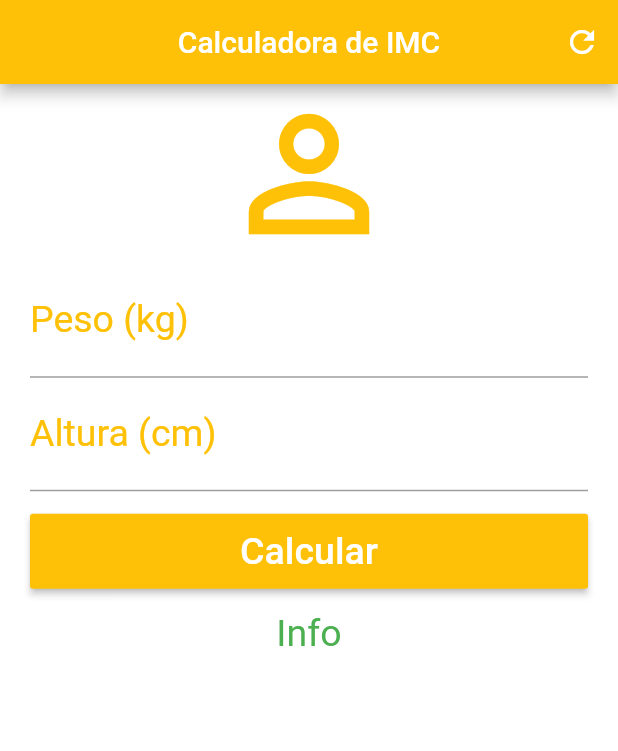
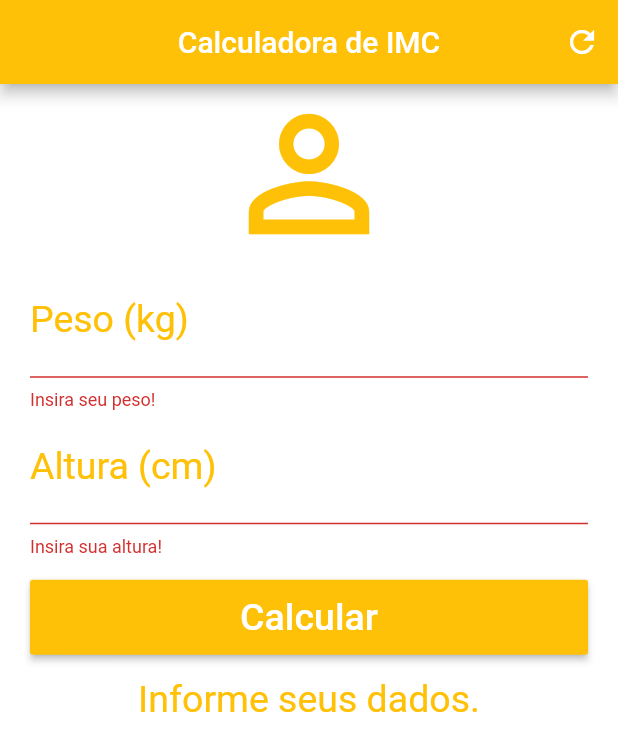
Before and after one commit to antoniofulg/bmi_calculator, a Flutter app: the screen it shows after launch, after a tap on "Calcular", on a phone screen of 412 x 824 dp. Shown: the top 751 px of the screen. Run offline on Flutter 3.47's test engine with Material 2 defaults, Android fonts, the phone set to English and light mode, and no system bars.

```diff
--- a/lib/main.dart
+++ b/lib/main.dart
@@ -10,6 +10,44 @@ class Home extends StatefulWidget {
 }
 
 class _HomeState extends State<Home> {
+
+  TextEditingController weightController = TextEditingController();
+  TextEditingController heightController = TextEditingController();
+
+  GlobalKey<FormState> _formKey = GlobalKey<FormState>();
+
+  String _infoText = "Informe seus dados.";
+
+  void _resetFields() {
+    weightController.text = "";
+    heightController.text = "";
+    setState(() {
+      _infoText = "Informe seus dados.";
+      _formKey = GlobalKey<FormState>();
+    });
+  }
+
+  void _calculate() {
+    setState(() {
+      double weight = double.parse(weightController.text);
+      double height = double.parse(heightController.text) / 100;
+      double imc = weight / (height * height);
+      if (imc < 18.6) {
+        _infoText = "Abaixo do peso (${imc.toStringAsPrecision(4)})";
+      } else if (imc >= 18.6 && imc < 24.9){
+        _infoText = "Peso ideal (${imc.toStringAsPrecision(4)})";
+      } else if (imc >= 24.9 && imc < 29.9){
+        _infoText = "Levemente acima do peso (${imc.toStringAsPrecision(4)})";
+      } else if (imc >= 29.9 && imc < 34.9){
+        _infoText = "Obesidade grau I (${imc.toStringAsPrecision(4)})";
+      } else if (imc >= 34.9 && imc < 39.9){
+        _infoText = "Obesidade grau II (${imc.toStringAsPrecision(4)})";
+      } else {
+        _infoText = "Obesidade grau III (${imc.toStringAsPrecision(4)})";
+      }
+    });
+  }
+
   @override
   Widget build(BuildContext context) {
     return Scaffold(
@@ -20,50 +58,69 @@ class _HomeState extends State<Home> {
         actions: <Widget>[
           IconButton(
             icon: Icon(Icons.refresh),
-            onPressed: () {},
+            onPressed: _resetFields,
           )
         ],
       ),
       backgroundColor: Colors.white,
       body: SingleChildScrollView(
         padding: EdgeInsets.fromLTRB(20, 0, 20, 0),
+        child: Form(
+          key: _formKey,
           child: Column(
             crossAxisAlignment: CrossAxisAlignment.stretch,
             children: <Widget>[
               Icon(Icons.person_outline, size: 120.0, color: Colors.amber),
-            TextField(
+              TextFormField(
                   keyboardType: TextInputType.number,
                   decoration: InputDecoration(
                       labelText: "Peso (kg)",
                       labelStyle: TextStyle(color: Colors.amber)),
                   textAlign: TextAlign.center,
-                style: TextStyle(color: Colors.amber, fontSize: 25.0)
+                  style: TextStyle(color: Colors.amber, fontSize: 25.0),
+                  controller: weightController,
+                  validator: (value) {
+                    if (value.isEmpty){
+                      return "Insira seu peso!";
+                    }
+                  },
               ),
-            TextField(
+              TextFormField(
                   keyboardType: TextInputType.number,
                   decoration: InputDecoration(
                       labelText: "Altura (cm)",
                       labelStyle: TextStyle(color: Colors.amber)),
                   textAlign: TextAlign.center,
-                style: TextStyle(color: Colors.amber, fontSize: 25.0)
+                  style: TextStyle(color: Colors.amber, fontSize: 25.0),
+                  controller: heightController,
+                  validator: (value) {
+                    if (value.isEmpty){
+                      return "Insira sua altura!";
+                    }
+                  },
               ),
               Padding(
                 padding: EdgeInsets.only(top: 15, bottom: 15),
                 child: Container(
                     height: 50.0,
                     child: RaisedButton(
-                      onPressed: () {},
+                        onPressed: () {
+                          if (_formKey.currentState.validate()) {
+                            _calculate();
+                          }
+                        },
                         child:
                         Text("Calcular", style: TextStyle(color: Colors.white, fontSize: 25)),
                         color: Colors.amber)
                 ),
               ),
               Text(
-              "Info",
+                  _infoText,
                   textAlign: TextAlign.center,
-              style: TextStyle(color: Colors.green, fontSize: 25.0),
+                  style: TextStyle(color: Colors.amber, fontSize: 25.0)
               )
             ],
+          )
         )
       ),
     );
```
Lines whose indentation alone changed are shown as unchanged.
